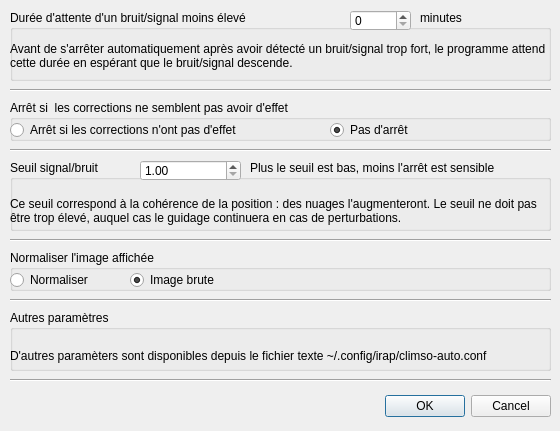
Qt form src/parametres.ui (maelvls/climso-auto) before a commit.
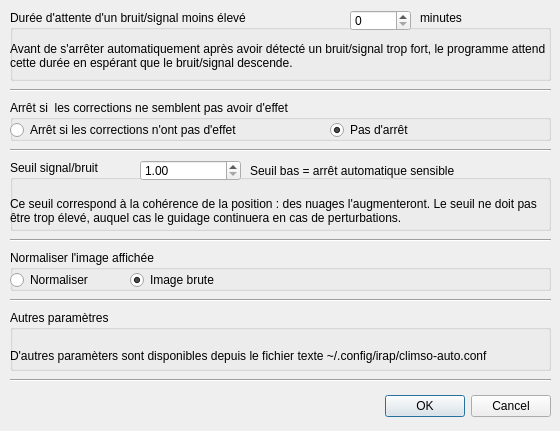
The same form after that commit.

Commit message: Esthétique : Déplacement de la TODO liste dans le fichier TODO et petite modification dans le texte des paramètres

Patch:
```diff
--- a/src/parametres.ui
+++ b/src/parametres.ui
@@ -184,12 +184,12 @@
      <rect>
       <x>240</x>
       <y>0</y>
-      <width>301</width>
-      <height>16</height>
+      <width>261</width>
+      <height>21</height>
      </rect>
     </property>
     <property name="text">
-     <string>Plus le seuil est bas, moins l'arrêt est sensible</string>
+     <string>Seuil bas = arrêt automatique sensible</string>
     </property>
     <property name="wordWrap">
      <bool>true</bool>
```
The commit also changes 2 other files.
